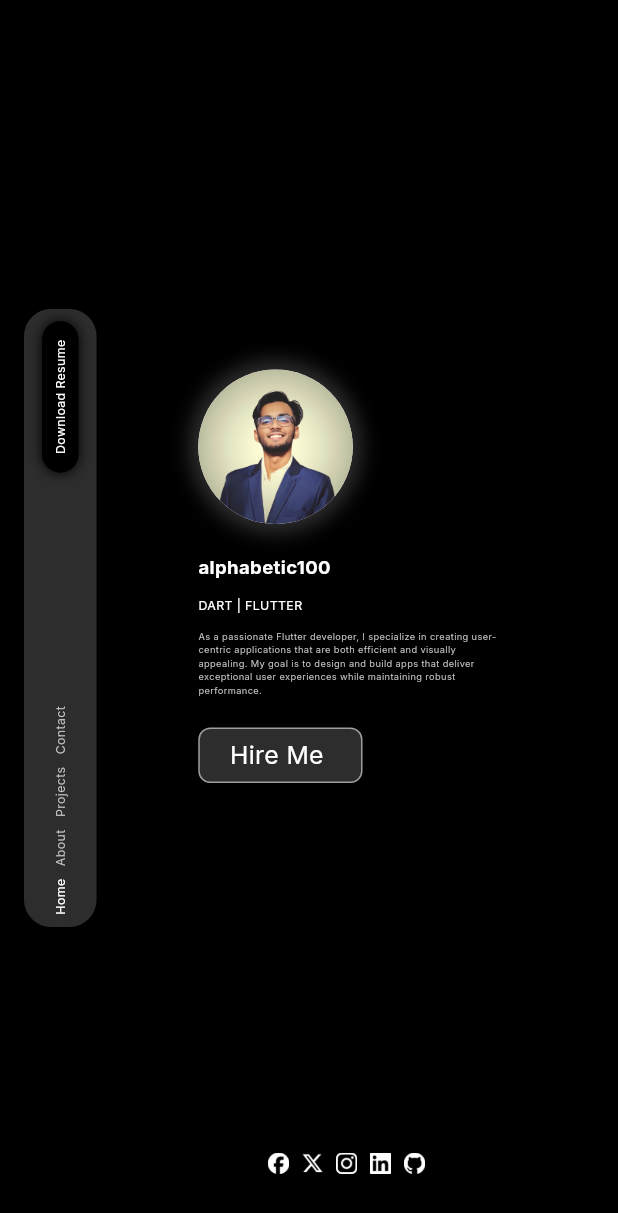
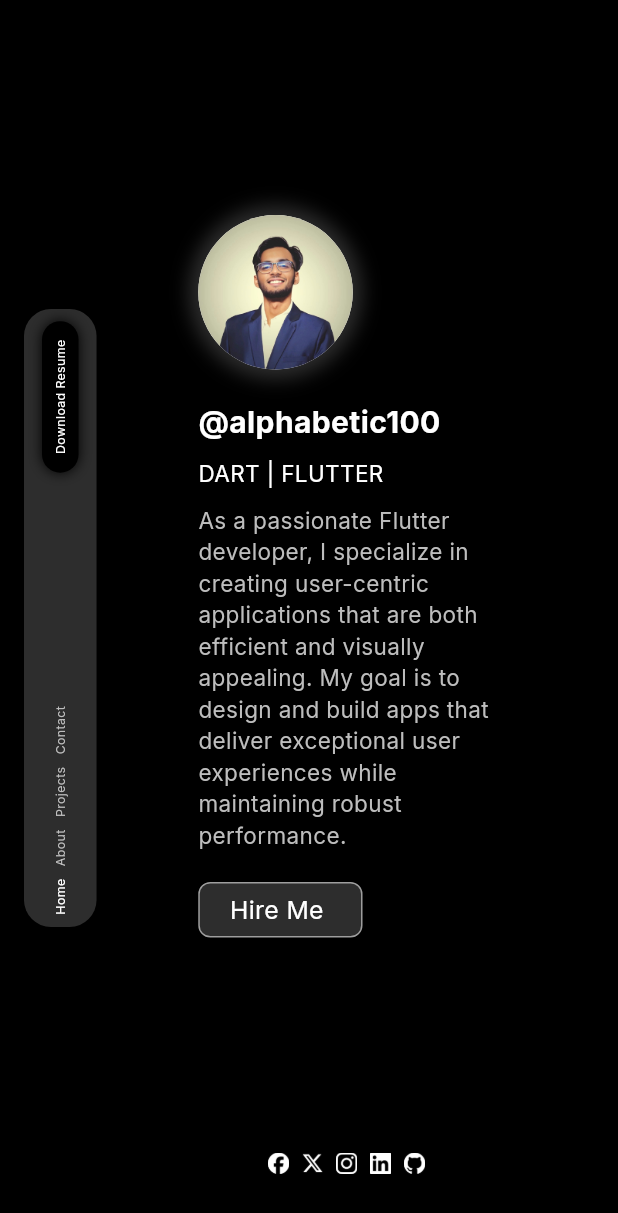
Before and after one commit to alphabetic100/my_portfolio, a Flutter app: the screen it shows after launch, on a phone screen of 412 x 824 dp. Shown: the top 1213 px of the screen. Run offline on Flutter 3.47's test engine with Material 3 defaults, Android fonts, the phone set to English and light mode, and no system bars; drawn by our look-alikes of animated_text_kit; our stand-ins replace get, google_fonts.

Commit message:
Enhance responseive ui

```diff
--- a/lib/src/app/feature/about/presentation/view/about_me_page.dart
+++ b/lib/src/app/feature/about/presentation/view/about_me_page.dart
@@ -1,5 +1,4 @@
 import 'package:flutter/material.dart';
-import 'package:flutter_svg/svg.dart';
 import 'package:my_portfolio/src/core/common/widgets/about_me_card.dart';
 import 'package:my_portfolio/src/core/common/widgets/app_spacers.dart';
 import 'package:my_portfolio/src/core/constant/app_constant.dart';
@@ -93,12 +92,12 @@ class AboutMePage extends StatelessWidget {
             ),
           ),
           const VerticalSpace(height: 20),
-          AboutMeCard(
-            title: "Skills & Technologies",
-            child: Row(
-              children: [SvgPicture.network("")],
-            ),
-          )
+          // AboutMeCard(
+          //   title: "Skills & Technologies",
+          //   child: Row(
+          //     children: [SvgPicture.network("")],
+          //   ),
+          // )
         ],
       ),
     );
--- a/lib/src/app/feature/home/presentation/widget/home_body.dart
+++ b/lib/src/app/feature/home/presentation/widget/home_body.dart
@@ -55,7 +55,8 @@ class HomeBody extends StatelessWidget {
                       "DART | FLUTTER",
                       style: TextStyle(
                           color: AppColors.textPirmary,
-                          fontSize: ScreenSizer.width(4)),
+                          fontSize:
+                              ScreenSizer.isMobile ? 15 : ScreenSizer.width(4)),
                     ),
                     const VerticalSpace(height: 10),
                     SizedBox(
@@ -63,7 +64,9 @@ class HomeBody extends StatelessWidget {
                       child: Text(
                         AppConstant.coverLatter,
                         style: TextStyle(
-                            fontSize: ScreenSizer.width(3),
+                            fontSize: ScreenSizer.isMobile
+                                ? 15
+                                : ScreenSizer.width(3),
                             color: AppColors.textSecondary),
                       ),
                     ),
--- a/lib/src/app/feature/home/presentation/widget/home_title_bar.dart
+++ b/lib/src/app/feature/home/presentation/widget/home_title_bar.dart
@@ -35,7 +35,7 @@ class HomeTitleBar extends StatelessWidget {
             // const DownloadResumeButton(),
             const Spacer(),
             RotatedBox(
-              quarterTurns: 2,
+              quarterTurns: ScreenSizer.isMobile ? 2 : 0,
               child: Obx(
                 () => Row(
                   children: [
--- a/lib/src/core/common/widgets/home_animated_name.dart
+++ b/lib/src/core/common/widgets/home_animated_name.dart
@@ -17,9 +17,9 @@ class HomeAnimatedName extends StatelessWidget {
               repeatForever: true,
               animatedTexts: [
                 TypewriterAnimatedText(
-                  'alphabetic100',
+                  '@alphabetic100',
                   textStyle: TextStyle(
-                    fontSize: ScreenSizer.width(6),
+                    fontSize: ScreenSizer.isMobile ? 20 : ScreenSizer.width(6),
                     fontWeight: FontWeight.bold,
                     color: AppColors.textPirmary,
                   ),
@@ -32,7 +32,7 @@ class HomeAnimatedName extends StatelessWidget {
                 TypewriterAnimatedText(
                   'MD. NAZMUL HASAN',
                   textStyle: TextStyle(
-                    fontSize: ScreenSizer.width(6),
+                    fontSize: ScreenSizer.isMobile ? 22 : ScreenSizer.width(6),
                     fontWeight: FontWeight.bold,
                     color: AppColors.textPirmary,
                   ),
```
